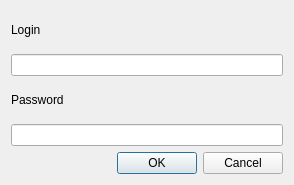
Above: GUI/loginpassdialog.ui from Asalle/SharedClipboard before the change. Below: the same form after it.
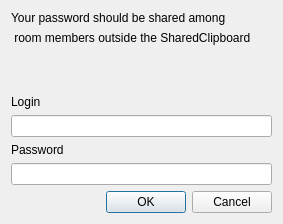
That is the form after the change.

Diff of the .ui file:
```diff
--- a/GUI/loginpassdialog.ui
+++ b/GUI/loginpassdialog.ui
@@ -6,14 +6,41 @@
    <rect>
     <x>0</x>
     <y>0</y>
-    <width>294</width>
-    <height>185</height>
+    <width>283</width>
+    <height>224</height>
    </rect>
   </property>
   <property name="windowTitle">
    <string>Dialog</string>
   </property>
   <layout class="QVBoxLayout" name="verticalLayout_3">
+   <item>
+    <widget class="QLabel" name="label_3">
+     <property name="text">
+      <string>Your password should be shared among</string>
+     </property>
+    </widget>
+   </item>
+   <item>
+    <widget class="QLabel" name="label_4">
+     <property name="text">
+      <string> room members outside the SharedClipboard</string>
+     </property>
+    </widget>
+   </item>
+   <item>
+    <spacer name="verticalSpacer">
+     <property name="orientation">
+      <enum>Qt::Vertical</enum>
+     </property>
+     <property name="sizeHint" stdset="0">
+      <size>
+       <width>20</width>
+       <height>40</height>
+      </size>
+     </property>
+    </spacer>
+   </item>
    <item>
     <layout class="QVBoxLayout" name="verticalLayout">
      <item>
```
Left out of the diff: 2 changed lines with no effect on the pictures.
